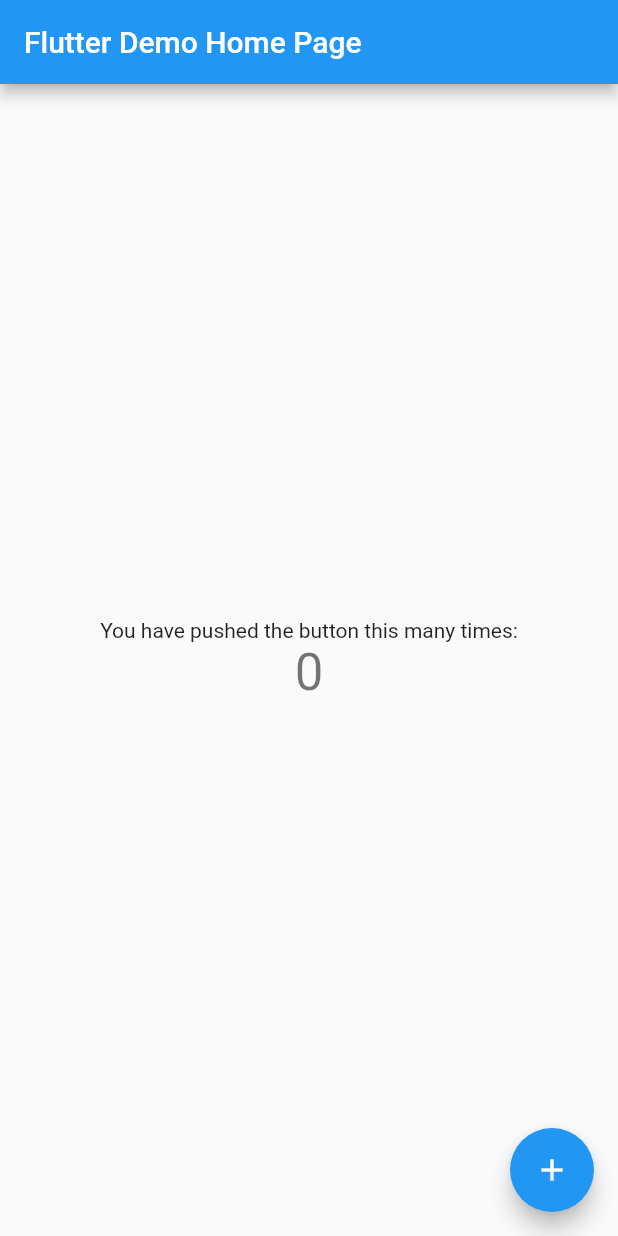
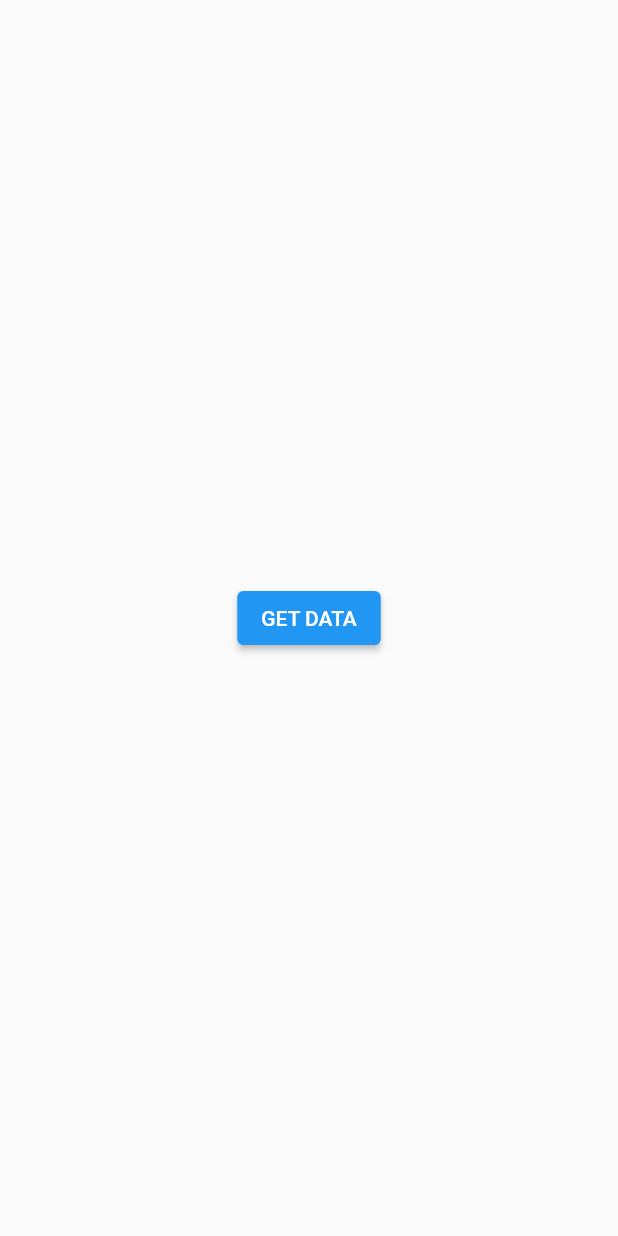
Before and after one commit to valegrei/codigo6_movieApp, a Flutter app: the screen it shows after launch, on a phone screen of 412 x 824 dp. Run offline on Flutter 3.47's test engine with Material 2 defaults, Android fonts, the phone set to English and light mode, and no system bars.

```diff
--- a/lib/main.dart
+++ b/lib/main.dart
@@ -1,3 +1,4 @@
+import 'package:codigo6_movieapp/pages/home_page.dart';
 import 'package:flutter/material.dart';
 
 void main() {
@@ -13,103 +14,9 @@ class MyApp extends StatelessWidget {
     return MaterialApp(
       title: 'Flutter Demo',
       theme: ThemeData(
-        // This is the theme of your application.
-        //
-        // Try running your application with "flutter run". You'll see the
-        // application has a blue toolbar. Then, without quitting the app, try
-        // changing the primarySwatch below to Colors.green and then invoke
-        // "hot reload" (press "r" in the console where you ran "flutter run",
-        // or simply save your changes to "hot reload" in a Flutter IDE).
-        // Notice that the counter didn't reset back to zero; the application
-        // is not restarted.
         primarySwatch: Colors.blue,
       ),
-      home: const MyHomePage(title: 'Flutter Demo Home Page'),
+      home: const HomePage(),
     );
   }
 }
-
-class MyHomePage extends StatefulWidget {
-  const MyHomePage({super.key, required this.title});
-
-  // This widget is the home page of your application. It is stateful, meaning
-  // that it has a State object (defined below) that contains fields that affect
-  // how it looks.
-
-  // This class is the configuration for the state. It holds the values (in this
-  // case the title) provided by the parent (in this case the App widget) and
-  // used by the build method of the State. Fields in a Widget subclass are
-  // always marked "final".
-
-  final String title;
-
-  @override
-  State<MyHomePage> createState() => _MyHomePageState();
-}
-
-class _MyHomePageState extends State<MyHomePage> {
-  int _counter = 0;
-
-  void _incrementCounter() {
-    setState(() {
-      // This call to setState tells the Flutter framework that something has
-      // changed in this State, which causes it to rerun the build method below
-      // so that the display can reflect the updated values. If we changed
-      // _counter without calling setState(), then the build method would not be
-      // called again, and so nothing would appear to happen.
-      _counter++;
-    });
-  }
-
-  @override
-  Widget build(BuildContext context) {
-    // This method is rerun every time setState is called, for instance as done
-    // by the _incrementCounter method above.
-    //
-    // The Flutter framework has been optimized to make rerunning build methods
-    // fast, so that you can just rebuild anything that needs updating rather
-    // than having to individually change instances of widgets.
-    return Scaffold(
-      appBar: AppBar(
-        // Here we take the value from the MyHomePage object that was created by
-        // the App.build method, and use it to set our appbar title.
-        title: Text(widget.title),
-      ),
-      body: Center(
-        // Center is a layout widget. It takes a single child and positions it
-        // in the middle of the parent.
-        child: Column(
-          // Column is also a layout widget. It takes a list of children and
-          // arranges them vertically. By default, it sizes itself to fit its
-          // children horizontally, and tries to be as tall as its parent.
-          //
-          // Invoke "debug painting" (press "p" in the console, choose the
-          // "Toggle Debug Paint" action from the Flutter Inspector in Android
-          // Studio, or the "Toggle Debug Paint" command in Visual Studio Code)
-          // to see the wireframe for each widget.
-          //
-          // Column has various properties to control how it sizes itself and
-          // how it positions its children. Here we use mainAxisAlignment to
-          // center the children vertically; the main axis here is the vertical
-          // axis because Columns are vertical (the cross axis would be
-          // horizontal).
-          mainAxisAlignment: MainAxisAlignment.center,
-          children: <Widget>[
-            const Text(
-              'You have pushed the button this many times:',
-            ),
-            Text(
-              '$_counter',
-              style: Theme.of(context).textTheme.headlineMedium,
-            ),
-          ],
-        ),
-      ),
-      floatingActionButton: FloatingActionButton(
-        onPressed: _incrementCounter,
-        tooltip: 'Increment',
-        child: const Icon(Icons.add),
-      ), // This trailing comma makes auto-formatting nicer for build methods.
-    );
-  }
-}
--- /dev/null
+++ b/lib/pages/home_page.dart
@@ -0,0 +1,27 @@
+import 'package:flutter/material.dart';
+import 'package:http/http.dart' as http;
+
+class HomePage extends StatelessWidget {
+  const HomePage({super.key});
+
+  getData() async {
+    Uri url = Uri.parse(
+        "https://api.themoviedb.org/3/discover/movie?api_key=668dfd6ba68b6a7595f5d83a2a683550&language=en-US&sort_by=popularity.desc&include_adult=false&include_video=false&page=1&with_watch_monetization_types=flatrate");
+    http.Response response = await http.get(url);
+    print(response);
+    print(response.statusCode);
+    print(response.body);
+  }
+
+  @override
+  Widget build(BuildContext context) {
+    return Scaffold(
+      body: Center(
+        child: ElevatedButton(
+          child: const Text("GET DATA"),
+          onPressed: () {},
+        ),
+      ),
+    );
+  }
+}
--- a/pubspec.yaml
+++ b/pubspec.yaml
@@ -35,6 +35,7 @@ dependencies:
   # The following adds the Cupertino Icons font to your application.
   # Use with the CupertinoIcons class for iOS style icons.
   cupertino_icons: ^1.0.2
+  http: ^0.13.5
 
 dev_dependencies:
   flutter_test:
```
Also changed, not shown: pubspec.lock.
